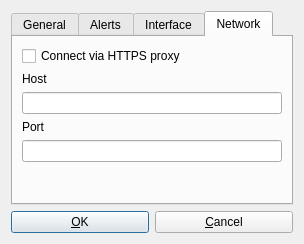
First picture: the form in trunk/src/ui/settingswindow.ui, repository EspadaV8/QPalringo, before the edit.
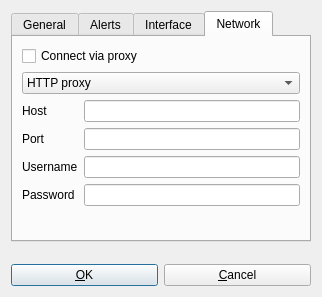
Second picture: the form after the edit. The open tabs and pages were chosen to show the change. Icons and pictures are not drawn.

Commit message: Add in a username/password box for the proxy settings as well as an option to choose HTTP or SOCKS5

```diff
--- a/trunk/src/ui/settingswindow.ui
+++ b/trunk/src/ui/settingswindow.ui
@@ -9,8 +9,8 @@
    <rect>
     <x>0</x>
     <y>0</y>
-    <width>304</width>
-    <height>244</height>
+    <width>322</width>
+    <height>297</height>
    </rect>
   </property>
   <property name="windowTitle">
@@ -179,38 +179,82 @@
        <item>
         <widget class="QCheckBox" name="proxyEnable">
          <property name="text">
-          <string>Connect via HTTPS proxy</string>
+          <string>Connect via proxy</string>
          </property>
         </widget>
        </item>
        <item>
-        <widget class="QLabel" name="proxyHostLabel">
-         <property name="text">
-          <string>Host</string>
-         </property>
-         <property name="buddy">
-          <cstring>proxyHostEdit</cstring>
-         </property>
+        <widget class="QComboBox" name="proxyTypeComboBox">
+         <item>
+          <property name="text">
+           <string>HTTP proxy</string>
+          </property>
+         </item>
+         <item>
+          <property name="text">
+           <string>SOCKS5 proxy</string>
+          </property>
+         </item>
         </widget>
        </item>
        <item>
-        <widget class="QLineEdit" name="proxyHostEdit"/>
+        <layout class="QGridLayout" name="gridLayout">
+         <item row="0" column="0">
+          <widget class="QLabel" name="proxyHostLabel">
+           <property name="text">
+            <string>Host</string>
+           </property>
+           <property name="buddy">
+            <cstring>proxyHostEdit</cstring>
+           </property>
+          </widget>
+         </item>
+         <item row="0" column="1">
+          <widget class="QLineEdit" name="proxyHostEdit"/>
+         </item>
+         <item row="1" column="0">
+          <widget class="QLabel" name="proxyPortLabel">
+           <property name="text">
+            <string>Port</string>
+           </property>
+           <property name="buddy">
+            <cstring>proxyPortEdit</cstring>
+           </property>
+          </widget>
+         </item>
+         <item row="2" column="0">
+          <widget class="QLabel" name="proxyUsernameLabel">
+           <property name="text">
+            <string>Username</string>
+           </property>
+           <property name="buddy">
+            <cstring>proxyUsernameEdit</cstring>
+           </property>
+          </widget>
+         </item>
+         <item row="3" column="0">
+          <widget class="QLabel" name="proxyPasswordLabel">
+           <property name="text">
+            <string>Password</string>
+           </property>
+           <property name="buddy">
+            <cstring>proxyPasswordEdit</cstring>
+           </property>
+          </widget>
+         </item>
+         <item row="1" column="1">
+          <widget class="QLineEdit" name="proxyPortEdit"/>
+         </item>
+         <item row="2" column="1">
+          <widget class="QLineEdit" name="proxyUsernameEdit"/>
+         </item>
+         <item row="3" column="1">
+          <widget class="QLineEdit" name="proxyPasswordEdit"/>
+         </item>
+        </layout>
        </item>
        <item>
-        <widget class="QLabel" name="proxyPortLabel">
-         <property name="text">
-          <string>Port</string>
-         </property>
-         <property name="buddy">
-          <cstring>proxyPortEdit</cstring>
-         </property>
-        </widget>
-       </item>
-       <item>
-        <widget class="QLineEdit" name="proxyPortEdit"/>
-       </item>
-       <item>
-        <spacer name="verticalSpacer_6">
+        <spacer name="verticalSpacer_4">
          <property name="orientation">
           <enum>Qt::Vertical</enum>
          </property>
@@ -227,7 +271,7 @@
     </widget>
    </item>
    <item>
-    <spacer name="verticalSpacer_4">
+    <spacer name="verticalSpacer_6">
      <property name="orientation">
       <enum>Qt::Vertical</enum>
      </property>
```
Left out of the diff: 2 changed lines with no effect on the pictures. The commit also changes 1 other file.
